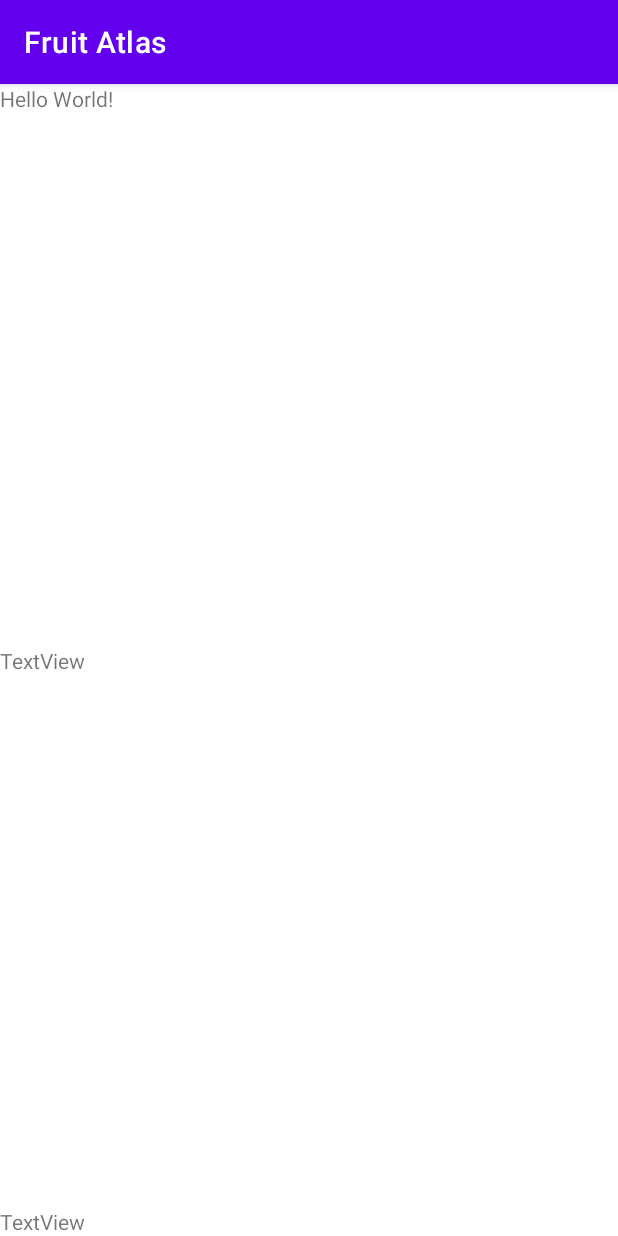
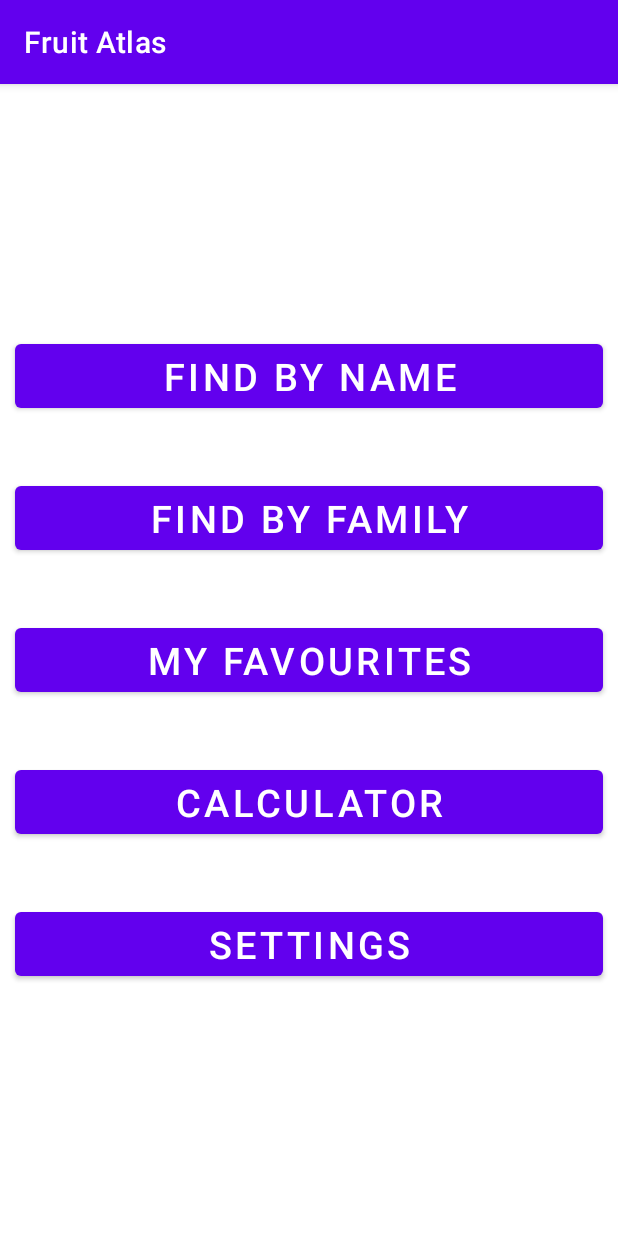
Before and after one commit to lolkam10/mobile_fruit_atlas, an Android app: the screen it shows after launch (MainActivity), on a phone screen of 412 x 824 dp. Run offline under Robolectric (Android 15) with nearby library versions, the phone set to English and light mode, and no system bars.

Commit message:
Search by family

```diff
--- a/app/src/main/java/com/example/project2_atlas/MainActivity.kt
+++ b/app/src/main/java/com/example/project2_atlas/MainActivity.kt
@@ -14,14 +14,14 @@ class MainActivity : AppCompatActivity() {
         super.onCreate(savedInstanceState)
         setContentView(R.layout.activity_main)
 
-        vm = ViewModelProvider(this).get(MainViewModel::class.java)
-        vm.allFruits.observe(this, Observer { findViewById<TextView>(R.id.mainView_tv).text = it[0].toString() })
-        vm.oneFruit.observe(this, Observer { findViewById<TextView>(R.id.mainView_tv2).text = it.toString() })
-        vm.familyOfFruits.observe(this, Observer { findViewById<TextView>(R.id.mainView_tv3).text = it.toString() })
-
-        vm.getAll()
-        vm.getFruit("Melon")
-        vm.getFamily("Musaceae")
+//        vm = ViewModelProvider(this).get(MainViewModel::class.java)
+//        vm.allFruits.observe(this, Observer { findViewById<TextView>(R.id.mainView_tv).text = it[0].toString() })
+//        vm.oneFruit.observe(this, Observer { findViewById<TextView>(R.id.mainView_tv2).text = it.toString() })
+//        vm.familyOfFruits.observe(this, Observer { findViewById<TextView>(R.id.mainView_tv3).text = it.toString() })
+//
+//        vm.getAll()
+//        vm.getFruit("Melon")
+//        vm.getFamily("Musaceae")
     }
 
 }
--- a/app/src/main/java/com/example/project2_atlas/View/Calories_Lists_Fragment.kt
+++ b/app/src/main/java/com/example/project2_atlas/View/Calories_Calculator_Fragment.kt
@@ -8,14 +8,14 @@ import android.view.ViewGroup
 import com.example.project2_atlas.R
 
 
-class Sum_Of_Calories_Lists : Fragment() {
+class Calories_Calculator_Fragment : Fragment() {
 
     override fun onCreateView(
         inflater: LayoutInflater, container: ViewGroup?,
         savedInstanceState: Bundle?
     ): View? {
 
-        return inflater.inflate(R.layout.fragment_sum__of__calories__lists, container, false)
+        return inflater.inflate(R.layout.fragment_calories_calculator, container, false)
     }
 
     override fun onViewCreated(view: View, savedInstanceState: Bundle?) {
--- a/app/src/main/java/com/example/project2_atlas/View/Main_Screen_Fragment.kt
+++ b/app/src/main/java/com/example/project2_atlas/View/Main_Screen_Fragment.kt
@@ -5,6 +5,8 @@ import androidx.fragment.app.Fragment
 import android.view.LayoutInflater
 import android.view.View
 import android.view.ViewGroup
+import android.widget.Button
+import androidx.navigation.findNavController
 import com.example.project2_atlas.R
 
 class Main_Screen_Fragment : Fragment() {
@@ -19,5 +21,22 @@ class Main_Screen_Fragment : Fragment() {
 
     override fun onViewCreated(view: View, savedInstanceState: Bundle?) {
         super.onViewCreated(view, savedInstanceState)
+
+        //buttony
+        view.findViewById<Button>(R.id.fragment_main_bt_findByName).setOnClickListener{
+            it.findNavController().navigate(R.id.action_main_Screen_Fragment2_to_search_For_Fruit_Fragment3)
+        }
+        view.findViewById<Button>(R.id.fragment_main_bt_findByFam).setOnClickListener{
+            it.findNavController().navigate(R.id.action_main_Screen_Fragment2_to_search_By_Family_Fragment)
+        }
+        view.findViewById<Button>(R.id.fragment_main_bt_myFav).setOnClickListener{
+            it.findNavController().navigate(R.id.action_main_Screen_Fragment2_to_favourites_List_Fragment)
+        }
+        view.findViewById<Button>(R.id.fragment_main_bt_calc).setOnClickListener{
+            it.findNavController().navigate(R.id.action_main_Screen_Fragment2_to_calories_Calculator_Fragment)
+        }
+        view.findViewById<Button>(R.id.fragment_main_bt_settings).setOnClickListener{
+            it.findNavController().navigate(R.id.action_main_Screen_Fragment2_to_settings_Fragment)
+        }
     }
 }
--- a/app/src/main/java/com/example/project2_atlas/ViewModel/Calories_ListVM.kt
+++ b/app/src/main/java/com/example/project2_atlas/ViewModel/ViewModels/Calories_ListVM.kt
@@ -1,4 +1,4 @@
-package com.example.project2_atlas.ViewModel
+package com.example.project2_atlas.ViewModel.ViewModels
 
 import android.app.Application
 import androidx.lifecycle.AndroidViewModel
--- a/app/src/main/java/com/example/project2_atlas/ViewModel/Favourites_ListVM.kt
+++ b/app/src/main/java/com/example/project2_atlas/ViewModel/ViewModels/Favourites_ListVM.kt
@@ -1,4 +1,4 @@
-package com.example.project2_atlas.ViewModel
+package com.example.project2_atlas.ViewModel.ViewModels
 
 import android.app.Application
 import androidx.lifecycle.AndroidViewModel
--- a/app/src/main/java/com/example/project2_atlas/ViewModel/Fruit_DetailsVM.kt
+++ b/app/src/main/java/com/example/project2_atlas/ViewModel/ViewModels/Fruit_DetailsVM.kt
@@ -1,4 +1,4 @@
-package com.example.project2_atlas.ViewModel
+package com.example.project2_atlas.ViewModel.ViewModels
 
 import android.app.Application
 import androidx.lifecycle.AndroidViewModel
--- a/app/src/main/java/com/example/project2_atlas/ViewModel/Main_ScreenVM.kt
+++ b/app/src/main/java/com/example/project2_atlas/ViewModel/ViewModels/Main_ScreenVM.kt
@@ -1,4 +1,4 @@
-package com.example.project2_atlas.ViewModel
+package com.example.project2_atlas.ViewModel.ViewModels
 
 import android.app.Application
 import androidx.lifecycle.AndroidViewModel
--- a/app/src/main/java/com/example/project2_atlas/ViewModel/Search_For_FruitVM.kt
+++ b/app/src/main/java/com/example/project2_atlas/ViewModel/ViewModels/Search_For_FruitVM.kt
@@ -1,4 +1,4 @@
-package com.example.project2_atlas.ViewModel
+package com.example.project2_atlas.ViewModel.ViewModels
 
 import android.app.Application
 import androidx.lifecycle.AndroidViewModel
--- a/app/src/main/java/com/example/project2_atlas/ViewModel/SettingsVM.kt
+++ b/app/src/main/java/com/example/project2_atlas/ViewModel/ViewModels/SettingsVM.kt
@@ -1,4 +1,4 @@
-package com.example.project2_atlas.ViewModel
+package com.example.project2_atlas.ViewModel.ViewModels
 
 import android.app.Application
 import androidx.lifecycle.AndroidViewModel
--- a/app/src/main/res/layout/activity_main.xml
+++ b/app/src/main/res/layout/activity_main.xml
@@ -6,30 +6,12 @@
     android:layout_height="match_parent"
     tools:context=".MainActivity">
 
-    <TextView
-        android:id="@+id/mainView_tv"
+    <fragment
+        android:id="@+id/myNavHostFragment"
+        android:name="androidx.navigation.fragment.NavHostFragment"
         android:layout_width="match_parent"
-        android:layout_height="wrap_content"
-        android:text="Hello World!"
-        app:layout_constraintLeft_toLeftOf="parent"
-        app:layout_constraintRight_toRightOf="parent"
-        app:layout_constraintTop_toTopOf="parent" />
-
-    <TextView
-        android:id="@+id/mainView_tv2"
-        android:layout_width="match_parent"
-        android:layout_height="wrap_content"
-        android:text="TextView"
-        app:layout_constraintBottom_toBottomOf="parent"
-        app:layout_constraintEnd_toEndOf="parent"
-        app:layout_constraintStart_toStartOf="parent" />
-
-    <TextView
-        android:id="@+id/mainView_tv3"
-        android:layout_width="match_parent"
-        android:layout_height="wrap_content"
-        android:text="TextView"
-        app:layout_constraintBottom_toTopOf="@+id/mainView_tv2"
-        app:layout_constraintTop_toBottomOf="@+id/mainView_tv" />
+        android:layout_height="match_parent"
+        app:navGraph="@navigation/navigation"
+        app:defaultNavHost="true"/>
 
 </androidx.constraintlayout.widget.ConstraintLayout>
--- a/app/src/main/res/layout/fragment_sum__of__calories__lists.xml
+++ b/app/src/main/res/layout/fragment_calories_calculator.xml
@@ -4,8 +4,7 @@
     xmlns:tools="http://schemas.android.com/tools"
     android:id="@+id/frameLayout"
     android:layout_width="match_parent"
-    android:layout_height="match_parent"
-    tools:context=".Sum_Of_Calories_Lists">
+    android:layout_height="match_parent">
 
 
     <androidx.recyclerview.widget.RecyclerView
--- a/app/src/main/res/layout/fragment_main__screen_.xml
+++ b/app/src/main/res/layout/fragment_main__screen_.xml
@@ -1,21 +1,56 @@
 <?xml version="1.0" encoding="utf-8"?>
-<androidx.constraintlayout.widget.ConstraintLayout xmlns:android="http://schemas.android.com/apk/res/android"
+<LinearLayout xmlns:android="http://schemas.android.com/apk/res/android"
     xmlns:app="http://schemas.android.com/apk/res-auto"
     xmlns:tools="http://schemas.android.com/tools"
-    android:id="@+id/frameLayout6"
+    android:orientation="vertical"
+    android:gravity="center"
     android:layout_width="match_parent"
-    android:layout_height="match_parent"
-    tools:context=".Main_Screen_Fragment">
+    android:layout_height="match_parent">
 
-    <!-- TODO: Update blank fragment layout -->
-    <TextView
-        android:id="@+id/textView"
-        android:layout_width="0dp"
-        android:layout_height="0dp"
-        android:text="@string/hello_blank_fragment"
-        app:layout_constraintBottom_toBottomOf="parent"
-        app:layout_constraintEnd_toEndOf="parent"
-        app:layout_constraintStart_toStartOf="parent"
-        app:layout_constraintTop_toTopOf="parent" />
 
-</androidx.constraintlayout.widget.ConstraintLayout>
+    <Button
+        android:id="@+id/fragment_main_bt_findByName"
+        android:layout_marginHorizontal="10dp"
+        android:layout_marginVertical="20dp"
+        android:layout_width="match_parent"
+        android:layout_height="wrap_content"
+        android:textSize="25sp"
+        android:text="@string/bt_findByName" />
+
+    <Button
+        android:id="@+id/fragment_main_bt_findByFam"
+        android:layout_marginHorizontal="10dp"
+        android:layout_marginVertical="20dp"
+        android:layout_width="match_parent"
+        android:layout_height="wrap_content"
+        android:textSize="25sp"
+        android:text="@string/bt_findByFam" />
+
+    <Button
+        android:id="@+id/fragment_main_bt_myFav"
+        android:layout_marginHorizontal="10dp"
+        android:layout_marginVertical="20dp"
+        android:layout_width="match_parent"
+        android:layout_height="wrap_content"
+        android:textSize="25sp"
+        android:text="@string/bt_myFav" />
+
+    <Button
+        android:id="@+id/fragment_main_bt_calc"
+        android:layout_marginHorizontal="10dp"
+        android:layout_marginVertical="20dp"
+        android:layout_width="match_parent"
+        android:layout_height="wrap_content"
+        android:textSize="25sp"
+        android:text="@string/bt_calc" />
+
+    <Button
+        android:id="@+id/fragment_main_bt_settings"
+        android:layout_marginHorizontal="10dp"
+        android:layout_marginVertical="20dp"
+        android:layout_width="match_parent"
+        android:layout_height="wrap_content"
+        android:textSize="25sp"
+        android:text="@string/bt_set" />
+
+</LinearLayout>
--- a/app/src/main/res/layout/fragment_search__for__fruit_.xml
+++ b/app/src/main/res/layout/fragment_search__for__fruit_.xml
@@ -15,6 +15,7 @@
         app:layout_constraintStart_toStartOf="parent"
         app:layout_constraintEnd_toEndOf="parent"
         android:hint="@string/fruit_name_hint"/>
+
     <androidx.recyclerview.widget.RecyclerView
         android:id="@+id/fragment_searchByName_RV"
         android:layout_width="match_parent"
@@ -23,6 +24,7 @@
         app:layout_constraintStart_toStartOf="parent"
         app:layout_constraintTop_toBottomOf="@+id/fragment_searchByName_editText"
         app:layout_constraintBottom_toTopOf="@id/fragment_searchByName_but"/>
+
     <Button
         android:id="@+id/fragment_searchByName_but"
         android:layout_width="match_parent"
--- a/app/src/main/res/navigation/navigation.xml
+++ b/app/src/main/res/navigation/navigation.xml
@@ -3,60 +3,57 @@
     xmlns:app="http://schemas.android.com/apk/res-auto"
     xmlns:tools="http://schemas.android.com/tools"
     android:id="@+id/navigation"
-    app:startDestination="@id/main_Screen_Fragment">
-
+    app:startDestination="@id/main_Screen_Fragment2">
+    <fragment
+        android:id="@+id/main_Screen_Fragment2"
+        android:name="com.example.project2_atlas.View.Main_Screen_Fragment"
+        android:label="Main_Screen_Fragment" >
+        <action
+            android:id="@+id/action_main_Screen_Fragment2_to_search_For_Fruit_Fragment3"
+            app:destination="@id/search_For_Fruit_Fragment3" />
+        <action
+            android:id="@+id/action_main_Screen_Fragment2_to_search_By_Family_Fragment"
+            app:destination="@id/search_By_Family_Fragment" />
+        <action
+            android:id="@+id/action_main_Screen_Fragment2_to_favourites_List_Fragment"
+            app:destination="@id/favourites_List_Fragment" />
+        <action
+            android:id="@+id/action_main_Screen_Fragment2_to_calories_Calculator_Fragment"
+            app:destination="@id/calories_Calculator_Fragment" />
+        <action
+            android:id="@+id/action_main_Screen_Fragment2_to_settings_Fragment"
+            app:destination="@id/settings_Fragment" />
+    </fragment>
+    <fragment
+        android:id="@+id/search_For_Fruit_Fragment3"
+        android:name="com.example.project2_atlas.View.Search_For_Fruit_Fragment"
+        android:label="Search_For_Fruit_Fragment" >
+        <action
+            android:id="@+id/action_search_For_Fruit_Fragment3_to_fruit_Details_Fragment"
+            app:destination="@id/fruit_Details_Fragment" />
+    </fragment>
+    <fragment
+        android:id="@+id/search_By_Family_Fragment"
+        android:name="com.example.project2_atlas.View.Search_By_Family_Fragment"
+        android:label="Search_By_Family_Fragment" >
+        <action
+            android:id="@+id/action_search_By_Family_Fragment_to_fruit_Details_Fragment"
+            app:destination="@id/fruit_Details_Fragment" />
+    </fragment>
     <fragment
         android:id="@+id/favourites_List_Fragment"
-        android:name="com.example.project2_atlas.Favourites_List_Fragment"
-        android:label="fragment_favourites__list_"
-        tools:layout="@layout/fragment_favourites__list_" >
-        <action android:id="@+id/favourites_List_Fragment_To_Fruit_Details_action"
-            app:destination="@id/fruit_Details_Fragment"/>
-    </fragment>
+        android:name="com.example.project2_atlas.View.Favourites_List_Fragment"
+        android:label="Favourites_List_Fragment" />
     <fragment
         android:id="@+id/fruit_Details_Fragment"
-        android:name="com.example.project2_atlas.Fruit_Details_Fragment"
-        android:label="fragment_fruit__details_"
-        tools:layout="@layout/fragment_fruit__details_" ></fragment>
+        android:name="com.example.project2_atlas.View.Fruit_Details_Fragment"
+        android:label="Fruit_Details_Fragment" />
     <fragment
-        android:id="@+id/search_By_Family_Fragment"
-        android:name="com.example.project2_atlas.Search_By_Family_Fragment"
-        android:label="fragment_search__by__family_"
-        tools:layout="@layout/fragment_search__by__family_" >
-        <action android:id="@+id/search_By_Family_Fragment_To_Fruit_Details_action"
-        app:destination="@id/fruit_Details_Fragment"/></fragment>
-    <fragment
-        android:id="@+id/search_For_Fruit_Fragment"
-        android:name="com.example.project2_atlas.Search_For_Fruit_Fragment"
-        android:label="fragment_search__for__fruit_"
-        tools:layout="@layout/fragment_search__for__fruit_" >
-        <action android:id="@+id/search_For_Fruit_Fragment_To_Fruit_Details_action"
-            app:destination="@id/fruit_Details_Fragment"/>
-    </fragment>
+        android:id="@+id/calories_Calculator_Fragment"
+        android:name="com.example.project2_atlas.View.Calories_Calculator_Fragment"
+        android:label="Calories_Calculator_Fragment" />
     <fragment
         android:id="@+id/settings_Fragment"
-        android:name="com.example.project2_atlas.Settings_Fragment"
-        android:label="fragment_settings_"
-        tools:layout="@layout/fragment_settings_" ></fragment>
-    <fragment
-        android:id="@+id/sum_Of_Calories_Lists"
-        android:name="com.example.project2_atlas.Sum_Of_Calories_Lists"
-        android:label="fragment_sum__of__calories__lists"
-        tools:layout="@layout/fragment_sum__of__calories__lists" ></fragment>
-    <fragment
-        android:id="@+id/main_Screen_Fragment"
-        android:name="com.example.project2_atlas.Main_Screen_Fragment"
-        android:label="fragment_main__screen_"
-        tools:layout="@layout/fragment_main__screen_" >
-        <action android:id="@+id/main_Screen_Fragment_To_settings_Fragment_action"
-            app:destination="@id/settings_Fragment"/>
-        <action android:id="@+id/main_Screen_Fragment_To_search_By_Family_Fragment_action"
-            app:destination="@id/search_By_Family_Fragment"/>
-        <action android:id="@+id/main_Screen_Fragment_To_search_For_Fruit_Fragment_action"
-            app:destination="@id/search_For_Fruit_Fragment"/>
-        <action android:id="@+id/main_Screen_Fragment_To_favourites_List_Fragment_action"
-            app:destination="@id/favourites_List_Fragment"/>
-        <action android:id="@+id/main_Screen_Fragment_To_sum_Of_Calories_Lists_action"
-            app:destination="@id/sum_Of_Calories_Lists"/>
-    </fragment>
+        android:name="com.example.project2_atlas.View.Settings_Fragment"
+        android:label="Settings_Fragment" />
 </navigation>
--- a/app/src/main/res/values/strings.xml
+++ b/app/src/main/res/values/strings.xml
@@ -23,4 +23,9 @@
         <item>Bromeliaceae</item>
         <item>Solanaceae</item>
     </string-array>
+    <string name="bt_findByName">Find by name</string>
+    <string name="bt_findByFam">Find by family</string>
+    <string name="bt_myFav">My favourites</string>
+    <string name="bt_calc">Calculator</string>
+    <string name="bt_set">Settings</string>
 </resources>
```
Also changed, not shown: app/src/main/java/com/example/project2_atlas/View/Search_By_Family_Fragment.kt (+39 -1 lines), app/src/main/java/com/example/project2_atlas/ViewModel/Adapters/Search_By_Family_Adapter.kt (added, +39 -0 lines), app/src/main/java/com/example/project2_atlas/ViewModel/Search_By_FamilyVM.kt (deleted, +0 -8 lines), app/src/main/java/com/example/project2_atlas/ViewModel/ViewModels/Search_By_FamilyVM.kt (added, +30 -0 lines), app/src/main/res/layout/one_fruit_row.xml (+8 -8 lines).
